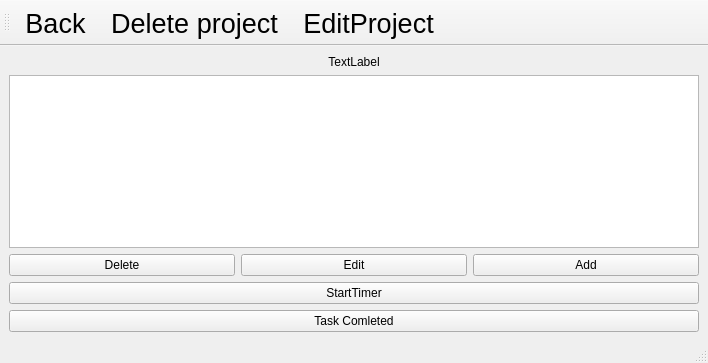
The window that OOP/Lab2/OOPLab2/todolistwindow.ui (Oleksii-Adamov/University-assignments-2-nd-year-) describes before a commit, drawn with Qt 5.
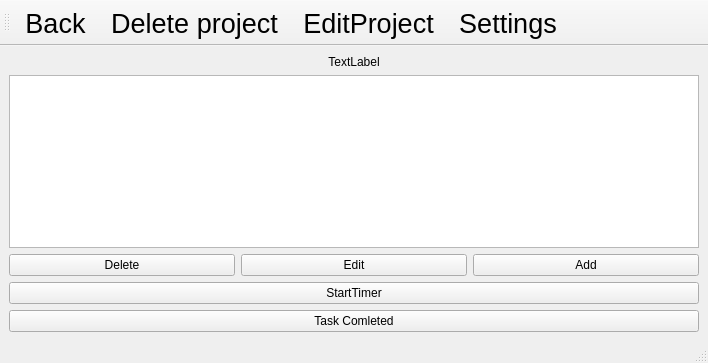
The same window after the commit.

The edit to the form file:
```diff
--- a/OOP/Lab2/OOPLab2/todolistwindow.ui
+++ b/OOP/Lab2/OOPLab2/todolistwindow.ui
@@ -108,6 +108,7 @@
    <addaction name="actionBack"/>
    <addaction name="actionDelete_this_project"/>
    <addaction name="actionEditProject"/>
+   <addaction name="actionSettings"/>
   </widget>
   <action name="actionBack">
    <property name="text">
@@ -139,6 +140,16 @@
     </font>
    </property>
   </action>
+  <action name="actionSettings">
+   <property name="text">
+    <string>Settings</string>
+   </property>
+   <property name="font">
+    <font>
+     <pointsize>20</pointsize>
+    </font>
+   </property>
+  </action>
  </widget>
  <resources/>
  <connections/>
```
